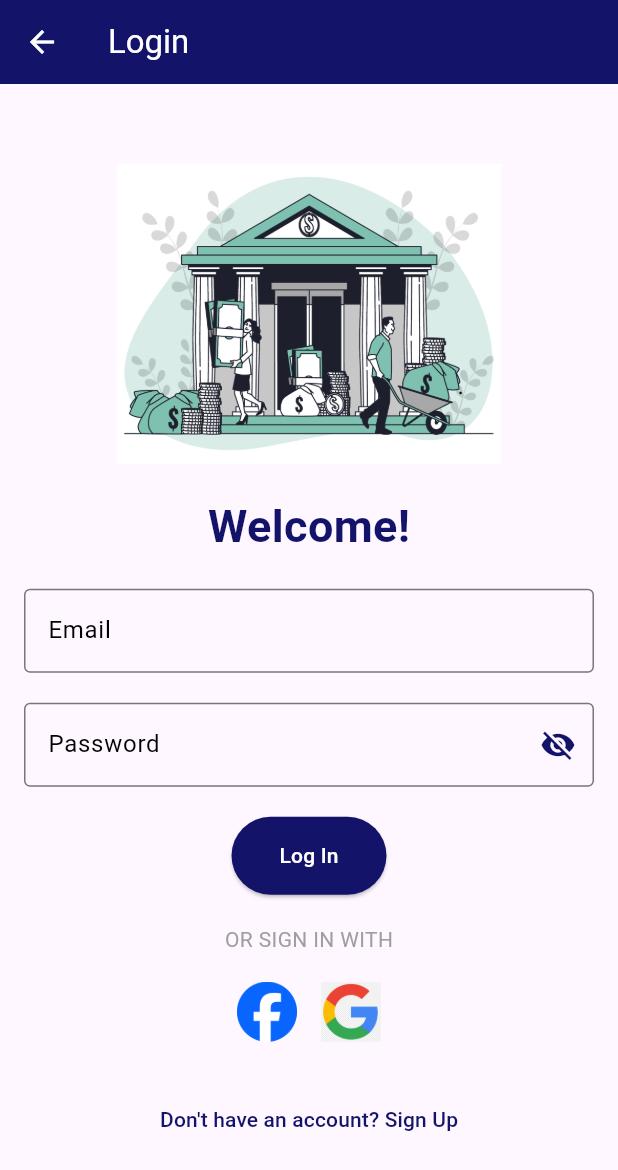
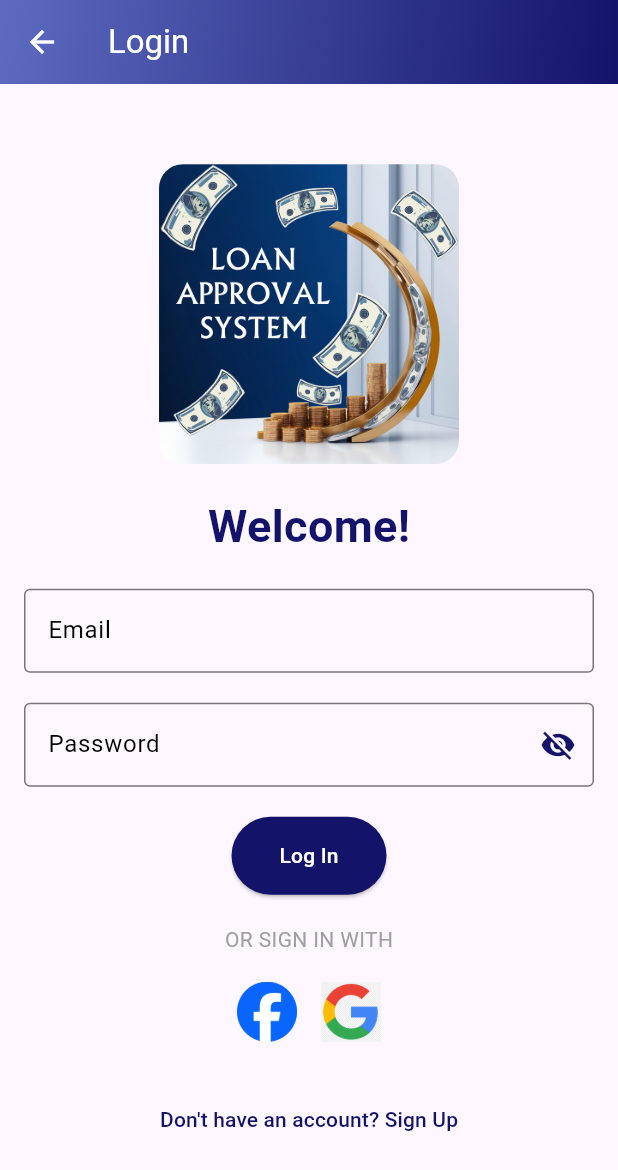
Before and after one commit to swastik990/loanapproval, a Flutter app: the screen it shows after launch, after a tap on "Log In", after a tap on the "info outline" icon, on a phone screen of 412 x 824 dp. Shown: the top 1170 px of the screen. Run offline on Flutter 3.47's test engine with Material 3 defaults, Android fonts, the light colour scheme and no system bars; our stand-ins replace curved_navigation_bar, flutter_rating_bar, flutter_spinkit, image_picker, shared_preferences; network calls fail.

Commit message:
appIcon&Name_Update

```diff
--- a/appflutter/lib/Pages/homepage.dart
+++ b/appflutter/lib/Pages/homepage.dart
@@ -255,7 +255,7 @@ class HomePageContent extends StatelessWidget {
                                 ),
                               ),
                               SizedBox(width: 10),
-                              Text('Hi ${user.firstName}', style: TextStyle(color: Colors.white)),
+                              Text('Welcome ${user.firstName}', style: TextStyle(color: Colors.white)),
                             ],
                           ),
                           // actions: [
--- a/appflutter/lib/landing_mobile.dart
+++ b/appflutter/lib/landing_mobile.dart
@@ -53,7 +53,15 @@ class _LandingPageState extends State<LandingPage> {
               ),
             ],
           ),
-          backgroundColor: Color(0xFF13136A),
+          flexibleSpace: Container(
+                            decoration: BoxDecoration(
+                              gradient: LinearGradient(
+                                colors: [Color(0xFF13136A), Color(0xFF5C6BC0)], // Gradient colors
+                                begin: Alignment.bottomRight, // Start from top-left
+                                end: Alignment.topLeft, // End at bottom-right
+                              ),
+                            ),
+                          ),
           actions: [
             PopupMenuButton<int>(
               icon: Icon(Icons.info_outline, color: Colors.white, size: 40),
--- a/appflutter/lib/login_mobile.dart
+++ b/appflutter/lib/login_mobile.dart
@@ -106,7 +106,15 @@ class _LoginPageState extends State<LoginPage> {
       child: Scaffold(
         appBar: AppBar(
           title: Text('Login', style: TextStyle(color: Colors.white)),
-          backgroundColor: Color(0xFF13136A),
+          flexibleSpace: Container(
+                            decoration: BoxDecoration(
+                              gradient: LinearGradient(
+                                colors: [Color(0xFF13136A), Color(0xFF5C6BC0)], // Gradient colors
+                                begin: Alignment.bottomRight, // Start from top-left
+                                end: Alignment.topLeft, // End at bottom-right
+                              ),
+                            ),
+                          ),
           leading: IconButton(
             icon: Icon(Icons.arrow_back, color: Colors.white),
             onPressed: () {
@@ -180,10 +188,16 @@ class _LoginPageState extends State<LoginPage> {
                 child: Column(
                   mainAxisAlignment: MainAxisAlignment.center,
                   children: [
-                    Image.asset(
-                      'lib/assets/loan_approval.png', // Ensure this path is correct
-                      height: 200,
-                    ),
+                    ClipRRect(
+  borderRadius: BorderRadius.circular(16.0), // Adjust the radius as needed
+  child: Image.asset(
+    'lib/assets/homebanner.png', // Ensure this path is correct
+    height: 200,
+    width: 200, // Optional: Set width if needed
+    fit: BoxFit.cover, // Optional: Adjust how the image fits
+  ),
+),
+
                     SizedBox(height: 20),
                     Text(
                       'Welcome!',
```
Also changed, not shown: appflutter/lib/Pages/about.dart (+20 -4 lines), appflutter/lib/signup_mobile.dart (+9 -1 lines), appflutter/pubspec.yaml (+17 -1 lines), appflutter/assets/icon.png (added), appflutter/lib/assets/icon.png (added), appflutter/lib/assets/logo.png, appflutter/pubspec.lock, loanapproval/media/uploads/scaled_IMG-756d3287cc353a920e9b4ebba33cfa72-V.jpg (added), loanapproval/media/uploads/scaled_IMG_20241115_225018.jpg (added), 47 other files.
